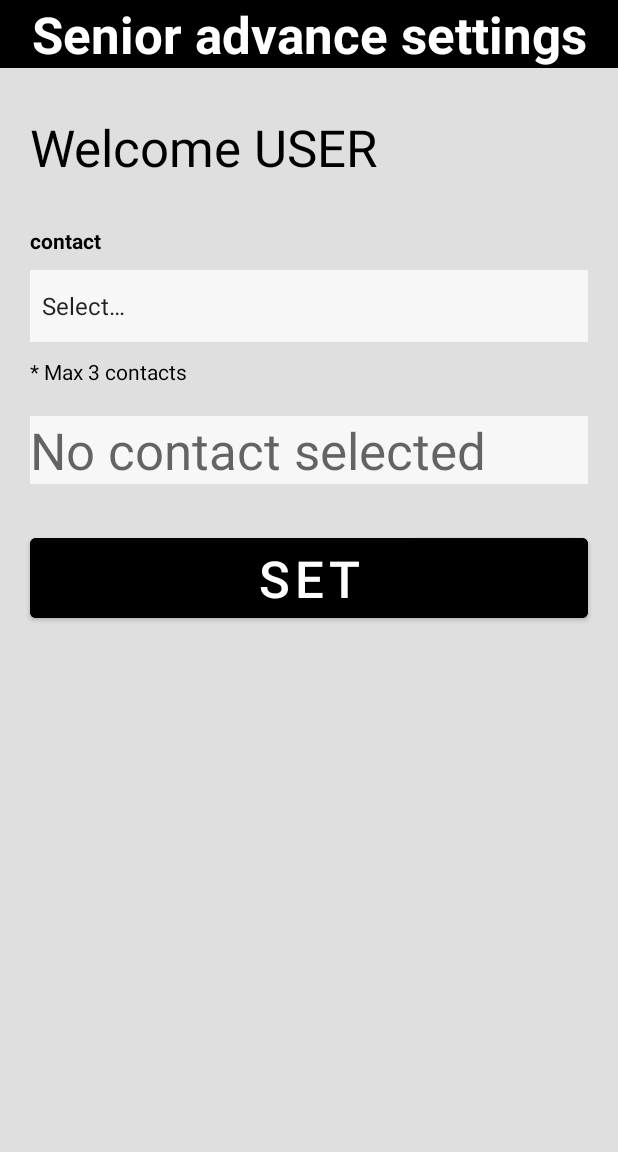
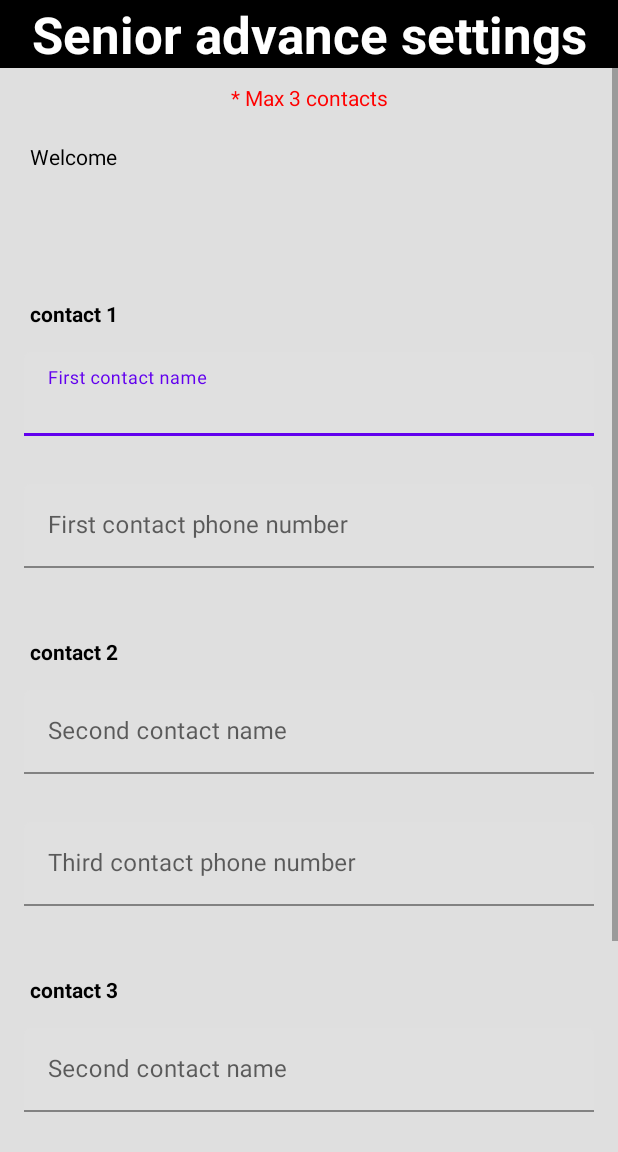
Before and after one commit to nishantranaa/Stand-by-us, an Android app: the SeniorSetUp screen opened directly, with no data from a screen before it, on a phone screen of 412 x 824 dp, the part 84-1236 px from its top. Run offline under Robolectric (Android 15) with nearby library versions, the phone set to English and light mode, and no system bars.

Commit message:
sharedPreferences

```diff
--- a/app/src/main/java/com/example/standbyus/SeniorSetUp.java
+++ b/app/src/main/java/com/example/standbyus/SeniorSetUp.java
@@ -2,6 +2,7 @@ package com.example.standbyus;
 
 import android.annotation.SuppressLint;
 import android.content.Intent;
+import android.content.SharedPreferences;
 import android.os.Bundle;
 import android.view.View;
 import android.widget.Button;
@@ -14,6 +15,8 @@ import androidx.appcompat.app.AppCompatActivity;
 import java.util.ArrayList;
 
 public class SeniorSetUp extends AppCompatActivity {
+    private SharedPreferences mainPreferences;
+    private SharedPreferences sharedPreferences;
     private static int numOfContacts =0;
     public static ArrayList<String> myContacts;
 
@@ -32,9 +35,22 @@ public class SeniorSetUp extends AppCompatActivity {
         Spinner seniorSetUpContactsSpinner = findViewById(R.id.spinnerSeniorSetUpContacts);
         TextView seniorSetUpView = findViewById(R.id.juniorSetUpView);
         TextView showNamePerson = findViewById(R.id.showNamePersonSenior);
-        showNamePerson.setText(getString(R.string.welcome) + " " + MainActivity.name);
+        //showNamePerson.setText(getString(R.string.welcome) + " " + MainActivity.name);
 
         Intent intentSenior = new Intent(this, Senior.class);
+
+        // preferences
+        mainPreferences = getApplicationContext().getSharedPreferences("preferences", MODE_PRIVATE);
+        showNamePerson.setText(mainPreferences.getString("username", "").toUpperCase());
+        sharedPreferences = getApplicationContext().getSharedPreferences("seniorPreferences", MODE_PRIVATE);
+        SharedPreferences.Editor editor = sharedPreferences.edit();
+        editor.putString("contact1", "");
+        editor.putString("contact2", "");
+        editor.putString("contact3", "");
+        editor.putString("number1", "");
+        editor.putString("number2", "");
+        editor.putString("number3", "");
+        editor.apply();
 
         // When you press START BUTTON on SENIOR ADVANCE SETTINGS
         startSenior.setOnClickListener(new View.OnClickListener() {
--- a/app/src/main/res/layout/activity_senior_set_up.xml
+++ b/app/src/main/res/layout/activity_senior_set_up.xml
@@ -30,11 +30,32 @@
                 android:textStyle="bold" />
 
             <TextView
+                android:id="@+id/juniorView"
+                android:layout_width="match_parent"
+                android:layout_height="wrap_content"
+                android:layout_marginLeft="20dp"
+                android:layout_marginTop="10dp"
+                android:layout_marginRight="20dp"
+                android:text="@string/max_3_contacts"
+                android:textAlignment="center"
+                android:textColor="#FF0000" />
+
+            <TextView
+                android:id="@+id/textView11"
+                android:layout_width="match_parent"
+                android:layout_height="wrap_content"
+                android:layout_marginLeft="20dp"
+                android:layout_marginTop="20dp"
+                android:layout_marginRight="20dp"
+                android:text="@string/welcome"
+                android:textColor="#000000" />
+
+            <TextView
                 android:id="@+id/showNamePersonSenior"
                 android:layout_width="match_parent"
                 android:layout_height="wrap_content"
                 android:layout_marginLeft="20dp"
-                android:layout_marginTop="30dp"
+                android:layout_marginTop="10dp"
                 android:layout_marginRight="20dp"
                 android:text="@string/name"
                 android:textColor="#000000"
@@ -47,42 +68,100 @@
                 android:layout_marginLeft="20dp"
                 android:layout_marginTop="30dp"
                 android:layout_marginRight="20dp"
-                android:text="@string/contact"
+                android:text="contact 1"
                 android:textColor="#000000"
                 android:textStyle="bold" />
 
-            <Spinner
-                android:id="@+id/spinnerSeniorSetUpContacts"
+
+            <com.google.android.material.textfield.TextInputLayout
+                android:layout_width="match_parent"
+                android:layout_height="match_parent"
+                android:layout_margin="16dp">
+
+                <com.google.android.material.textfield.TextInputEditText
+                    android:layout_width="match_parent"
+                    android:layout_height="wrap_content"
+                    android:hint="@string/first_contact_name" />
+            </com.google.android.material.textfield.TextInputLayout>
+
+            <com.google.android.material.textfield.TextInputLayout
+                android:layout_width="match_parent"
+                android:layout_height="match_parent"
+                android:layout_margin="16dp">
+
+                <com.google.android.material.textfield.TextInputEditText
+                    android:layout_width="match_parent"
+                    android:layout_height="wrap_content"
+                    android:hint="@string/first_contact_phone_number" />
+            </com.google.android.material.textfield.TextInputLayout>
+
+            <TextView
+                android:id="@+id/textView3"
                 android:layout_width="match_parent"
                 android:layout_height="wrap_content"
                 android:layout_marginLeft="20dp"
-                android:layout_marginTop="10dp"
+                android:layout_marginTop="30dp"
                 android:layout_marginRight="20dp"
-                android:background="#BFFFFFFF"
-                android:entries="@array/seniorSetUpContacts"
-                android:minHeight="48dp"
-                tools:ignore="SpeakableTextPresentCheck" />
+                android:text="@string/contact2"
+                android:textColor="#000000"
+                android:textStyle="bold" />
+
+
+            <com.google.android.material.textfield.TextInputLayout
+                android:layout_width="match_parent"
+                android:layout_height="match_parent"
+                android:layout_margin="16dp">
+
+                <com.google.android.material.textfield.TextInputEditText
+                    android:layout_width="match_parent"
+                    android:layout_height="wrap_content"
+                    android:hint="@string/second_contact_name" />
+            </com.google.android.material.textfield.TextInputLayout>
+
+            <com.google.android.material.textfield.TextInputLayout
+                android:layout_width="match_parent"
+                android:layout_height="match_parent"
+                android:layout_margin="16dp">
+
+                <com.google.android.material.textfield.TextInputEditText
+                    android:layout_width="match_parent"
+                    android:layout_height="wrap_content"
+                    android:hint="@string/third_contact_phone_number" />
+            </com.google.android.material.textfield.TextInputLayout>
 
             <TextView
-                android:id="@+id/juniorView"
+                android:id="@+id/textView4"
                 android:layout_width="match_parent"
                 android:layout_height="wrap_content"
                 android:layout_marginLeft="20dp"
-                android:layout_marginTop="10dp"
+                android:layout_marginTop="30dp"
                 android:layout_marginRight="20dp"
-                android:text="@string/max_3_contacts"
-                android:textColor="#000000" />
+                android:text="contact 3"
+                android:textColor="#000000"
+                android:textStyle="bold" />
 
-            <TextView
-                android:id="@+id/juniorSetUpView"
+
+            <com.google.android.material.textfield.TextInputLayout
                 android:layout_width="match_parent"
-                android:layout_height="wrap_content"
-                android:layout_marginLeft="20dp"
-                android:layout_marginTop="20dp"
-                android:layout_marginRight="20dp"
-                android:background="#BFFFFFFF"
-                android:hint="@string/no_contact_selected"
-                android:textSize="34sp" />
+                android:layout_height="match_parent"
+                android:layout_margin="16dp">
+
+                <com.google.android.material.textfield.TextInputEditText
+                    android:layout_width="match_parent"
+                    android:layout_height="wrap_content"
+                    android:hint="@string/second_contact_name" />
+            </com.google.android.material.textfield.TextInputLayout>
+
+            <com.google.android.material.textfield.TextInputLayout
+                android:layout_width="match_parent"
+                android:layout_height="match_parent"
+                android:layout_margin="16dp">
+
+                <com.google.android.material.textfield.TextInputEditText
+                    android:layout_width="match_parent"
+                    android:layout_height="wrap_content"
+                    android:hint="@string/third_contact_phone_number" />
+            </com.google.android.material.textfield.TextInputLayout>
 
             <Button
                 android:id="@+id/startJunior"
@@ -92,8 +171,8 @@
                 android:layout_marginLeft="20dp"
                 android:layout_marginTop="30dp"
                 android:layout_marginRight="20dp"
-                android:backgroundTint="#000000"
-                android:text="@string/set"
+                android:backgroundTint="#00FF00"
+                android:text="@string/save"
                 android:textColor="#FFFFFF"
                 android:textSize="34sp" />
         </LinearLayout>
--- a/app/src/main/res/values/strings.xml
+++ b/app/src/main/res/values/strings.xml
@@ -36,6 +36,14 @@
     <string name="no_contact_selected">No contact selected</string>
     <string name="max_3_contacts">* Max 3 contacts</string>
     <string name="name">Name</string>
+    <string name="surname">surname</string>
+    <string name="my_preferences">my_preferences</string>
+    <string name="preferences">PREFERENCES</string>
+    <string name="second_contact_name">Second contact name</string>
+    <string name="contact2">contact 2</string>
+    <string name="third_contact_phone_number">Third contact phone number</string>
+    <string name="first_contact_name">First contact name</string>
+    <string name="first_contact_phone_number">First contact phone number</string>
 
     <string-array name="seniorSetUpContacts">
         <item>Select…</item>
```
Also changed, not shown: app/src/main/java/com/example/standbyus/JuniorSetUp.java (+16 -6 lines), app/src/main/java/com/example/standbyus/SetUp.java (+20 -3 lines), app/src/main/res/layout/activity_set_u.xml (added, +117 -0 lines), app/src/main/res/layout/activity_set_up.xml (+63 -81 lines).
